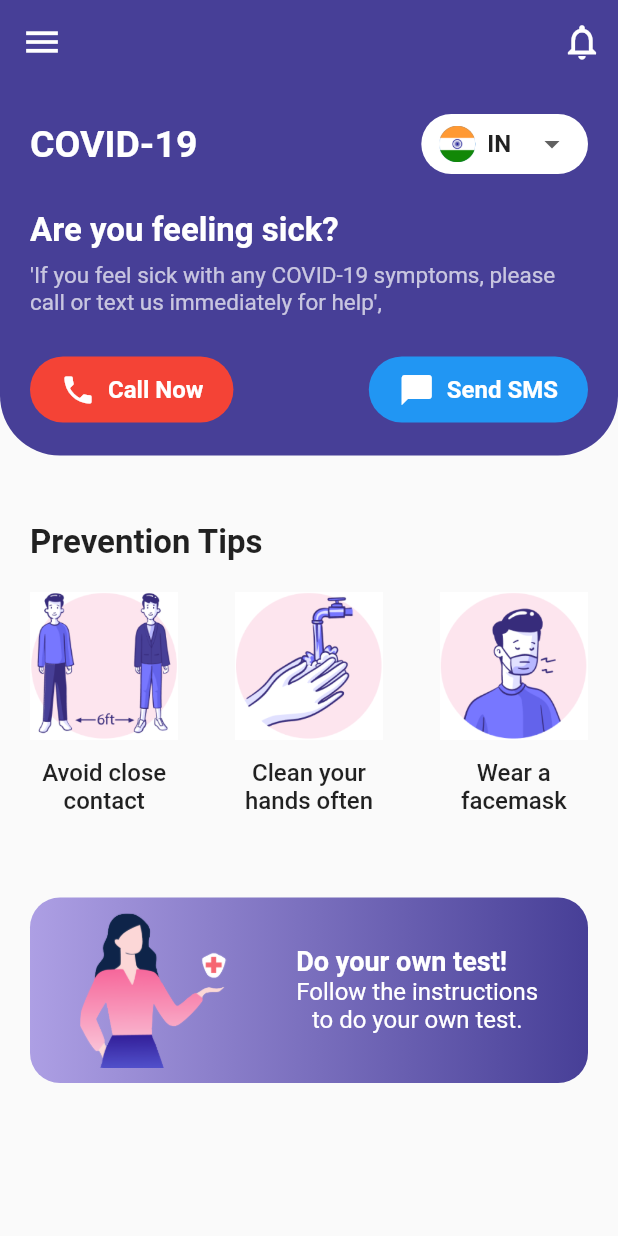
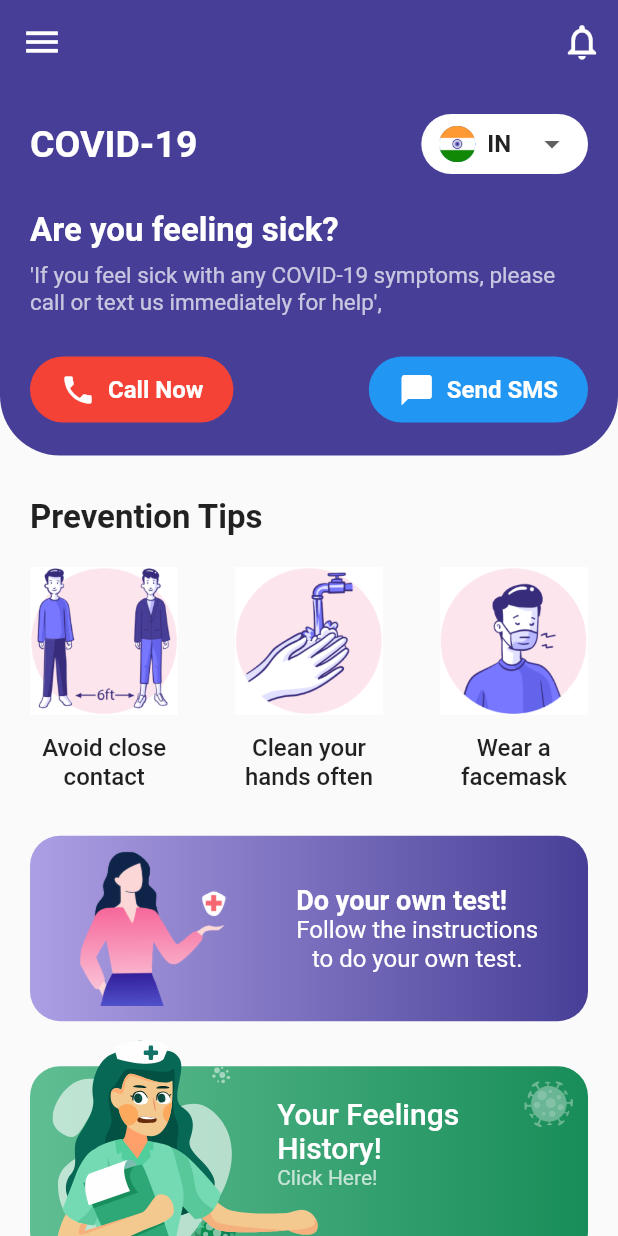
Before and after one commit to ajaygujja/Flow, a Flutter app: the screen it shows after launch, on a phone screen of 412 x 824 dp. Run offline on Flutter 3.47's test engine with Material 2 defaults, Android fonts, the phone set to English and light mode, and no system bars; our stand-ins replace dio, flutter_svg, freezed_annotation, get, logger.

Commit message:
added users feelings tab

```diff
--- a/lib/home_screen.dart
+++ b/lib/home_screen.dart
@@ -6,6 +6,7 @@ import 'package:flow/data.dart';
 import 'package:flow/feelings_history.dart';
 import 'package:flow/styles.dart';
 import 'package:flutter/material.dart';
+import 'package:flutter_svg/flutter_svg.dart';
 import 'package:get/get.dart';
 
 class HomeScreen extends StatefulWidget {
@@ -28,7 +29,8 @@ class _HomeScreenState extends State<HomeScreen> {
         slivers: [
           _buildHeader(screenHeight),
           _buildPreventionTips(screenHeight),
-          _buildYourOwnTest(screenHeight)
+          _buildYourOwnTest(screenHeight),
+          _userFeelingTab()
         ],
       ),
     );
@@ -145,7 +147,7 @@ class _HomeScreenState extends State<HomeScreen> {
           crossAxisAlignment: CrossAxisAlignment.start,
           children: [
             SizedBox(
-              height: screenHeight * 0.03,
+              height: screenHeight * 0.01,
             ),
             const Text(
               "Prevention Tips",
@@ -191,14 +193,7 @@ class _HomeScreenState extends State<HomeScreen> {
     return SliverToBoxAdapter(
       child: Column(
         children: [
-          SizedBox(
-            height: screenHeight * 0.03,
-          ),
-          InkWell(
-            onTap: () {
-              Get.to(() => const UserfeelingsHistory());
-            },
-            child: Container(
+          Container(
             margin:
                 const EdgeInsets.symmetric(vertical: 10.0, horizontal: 20.0),
             padding: const EdgeInsets.all(10.0),
@@ -238,9 +233,66 @@ class _HomeScreenState extends State<HomeScreen> {
               ],
             ),
           ),
-          ),
         ],
       ),
     );
   }
+
+  SliverToBoxAdapter _userFeelingTab() {
+    return SliverToBoxAdapter(
+      child: Container(
+        margin: const EdgeInsets.only(bottom: 50),
+        padding: const EdgeInsets.symmetric(horizontal: 20),
+        height: 150,
+        width: double.infinity,
+        child: Stack(
+          alignment: Alignment.bottomLeft,
+          children: [
+            InkWell(
+              onTap: () => Get.to(() => const UserfeelingsHistory()),
+              child: Container(
+                padding: EdgeInsets.only(
+                    left: MediaQuery.of(context).size.width * .4,
+                    top: 20,
+                    right: 20),
+                height: 130,
+                width: double.infinity,
+                decoration: BoxDecoration(
+                    gradient: const LinearGradient(
+                      colors: [Color(0xFF60BE93), Color(0xFF188D59)],
+                    ),
+                    borderRadius: BorderRadius.circular(20)),
+                child: RichText(
+                  text: TextSpan(
+                    children: [
+                      TextSpan(
+                        text: 'Your Feelings\nHistory!\n',
+                        style: Theme.of(context)
+                            .textTheme
+                            .headline6!
+                            .copyWith(color: Colors.white),
+                      ),
+                      TextSpan(
+                          text: 'Click Here!',
+                          style:
+                              TextStyle(color: Colors.white.withOpacity(0.7)))
+                    ],
+                  ),
+                ),
+              ),
+            ),
+            Padding(
+              padding: const EdgeInsets.symmetric(horizontal: 15),
+              child: SvgPicture.asset('assets/images/nurse.svg'),
+            ),
+            Positioned(
+              top: 30,
+              right: 10,
+              child: SvgPicture.asset('assets/images/virus.svg'),
+            ),
+          ],
+        ),
+      ),
+    );
   }
+}
--- a/pubspec.yaml
+++ b/pubspec.yaml
@@ -33,7 +33,7 @@ dependencies:
   # date_picker_timeline: ^1.2.3
   google_fonts: ^2.3.1
   intl: ^0.17.0
-
+  flutter_svg: ^1.0.0
 dev_dependencies:
   build_runner: ^2.1.11
   json_serializable: ^6.2.0
```
Also changed, not shown: assets/images/nurse.svg (added), assets/images/virus.svg (added), pubspec.lock. Lines whose indentation alone changed are shown as unchanged.
